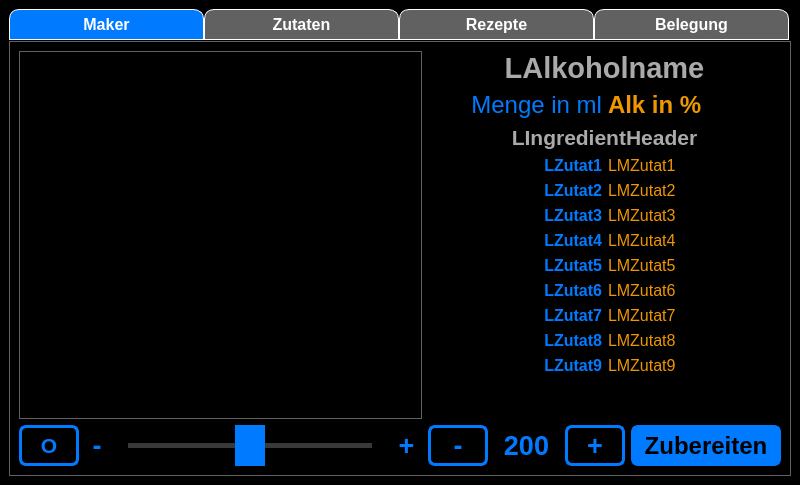
Qt form ui_elements/Cocktailmanager_2.ui (AndreWohnsland/CocktailBerry) before a commit.
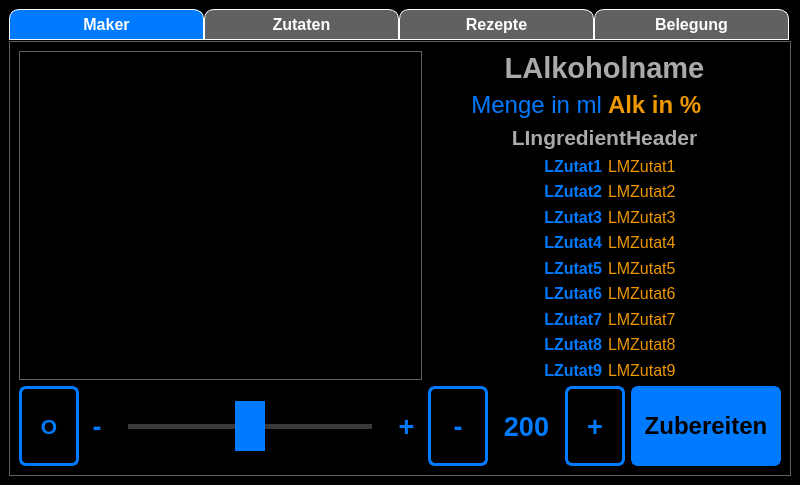
The same form after that commit. Custom widgets are drawn as their Qt base class.

Commit message: No spacer for pi

What changed in the file:
```diff
--- a/ui_elements/Cocktailmanager_2.ui
+++ b/ui_elements/Cocktailmanager_2.ui
@@ -551,7 +551,7 @@
             </property>
            </widget>
           </item>
-          <item row="0" column="3" colspan="4">
+          <item row="0" column="3" rowspan="2" colspan="4">
            <layout class="QGridLayout" name="gridLayout_5">
             <item row="4" column="0">
              <widget class="QLabel" name="LZutat2">
@@ -1079,19 +1079,6 @@
             </item>
            </layout>
           </item>
-          <item row="1" column="3" colspan="4">
-           <spacer name="verticalSpacer">
-            <property name="orientation">
-             <enum>Qt::Vertical</enum>
-            </property>
-            <property name="sizeHint" stdset="0">
-             <size>
-              <width>20</width>
-              <height>40</height>
-             </size>
-            </property>
-           </spacer>
-          </item>
          </layout>
         </item>
        </layout>
```
The commit also changes 1 other file.
